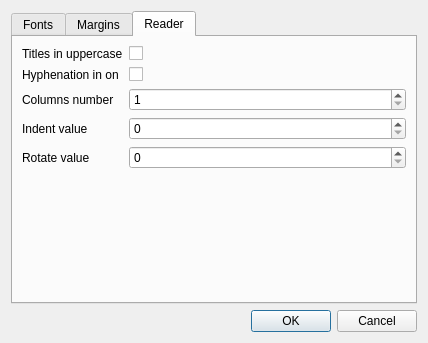
mityunin/bkreader, file src/booksettings.ui: the form before one commit.
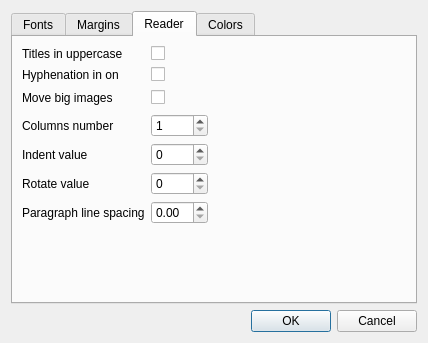
The form after the commit. The open tabs and pages were chosen to show the change.

```diff
--- a/src/booksettings.ui
+++ b/src/booksettings.ui
@@ -471,7 +471,7 @@
       <attribute name="title">
        <string>Reader</string>
       </attribute>
-      <layout class="QFormLayout" name="formLayout_2">
+      <layout class="QGridLayout" name="gridLayout_3">
        <item row="0" column="0">
         <widget class="QLabel" name="label_15">
          <property name="text">
@@ -479,6 +479,13 @@
          </property>
         </widget>
        </item>
+       <item row="0" column="1">
+        <widget class="QCheckBox" name="cbTitleInUppercase">
+         <property name="text">
+          <string/>
+         </property>
+        </widget>
+       </item>
        <item row="1" column="0">
         <widget class="QLabel" name="label_16">
          <property name="text">
@@ -486,42 +493,35 @@
          </property>
         </widget>
        </item>
+       <item row="1" column="1">
+        <widget class="QCheckBox" name="cbHyphsIsOn">
+         <property name="text">
+          <string/>
+         </property>
+        </widget>
+       </item>
        <item row="2" column="0">
+        <widget class="QLabel" name="label_21">
+         <property name="text">
+          <string>Move big images</string>
+         </property>
+        </widget>
+       </item>
+       <item row="2" column="1">
+        <widget class="QCheckBox" name="cbMoveBigImages">
+         <property name="text">
+          <string/>
+         </property>
+        </widget>
+       </item>
+       <item row="3" column="0">
         <widget class="QLabel" name="label_17">
          <property name="text">
           <string>Columns number</string>
          </property>
         </widget>
        </item>
-       <item row="3" column="0">
-        <widget class="QLabel" name="label_18">
-         <property name="text">
-          <string>Indent value</string>
-         </property>
-        </widget>
-       </item>
-       <item row="4" column="0">
-        <widget class="QLabel" name="label_19">
-         <property name="text">
-          <string>Rotate value</string>
-         </property>
-        </widget>
-       </item>
-       <item row="0" column="1">
-        <widget class="QCheckBox" name="cbTitleInUppercase">
-         <property name="text">
-          <string/>
-         </property>
-        </widget>
-       </item>
-       <item row="1" column="1">
-        <widget class="QCheckBox" name="cbHyphsIsOn">
-         <property name="text">
-          <string/>
-         </property>
-        </widget>
-       </item>
-       <item row="2" column="1">
+       <item row="3" column="1">
         <widget class="QSpinBox" name="sbColumnsNum">
          <property name="minimum">
           <number>1</number>
@@ -531,13 +531,159 @@
          </property>
         </widget>
        </item>
-       <item row="3" column="1">
+       <item row="4" column="0">
+        <widget class="QLabel" name="label_18">
+         <property name="text">
+          <string>Indent value</string>
+         </property>
+        </widget>
+       </item>
+       <item row="4" column="1">
         <widget class="QSpinBox" name="sbIndentValue"/>
        </item>
-       <item row="4" column="1">
+       <item row="5" column="0">
+        <widget class="QLabel" name="label_19">
+         <property name="text">
+          <string>Rotate value</string>
+         </property>
+        </widget>
+       </item>
+       <item row="5" column="1">
         <widget class="QSpinBox" name="sbRotateValue">
          <property name="maximum">
           <number>2</number>
+         </property>
+        </widget>
+       </item>
+       <item row="2" column="2">
+        <spacer name="horizontalSpacer_2">
+         <property name="orientation">
+          <enum>Qt::Horizontal</enum>
+         </property>
+         <property name="sizeHint" stdset="0">
+          <size>
+           <width>40</width>
+           <height>20</height>
+          </size>
+         </property>
+        </spacer>
+       </item>
+       <item row="7" column="1">
+        <spacer name="verticalSpacer_2">
+         <property name="orientation">
+          <enum>Qt::Vertical</enum>
+         </property>
+         <property name="sizeHint" stdset="0">
+          <size>
+           <width>20</width>
+           <height>40</height>
+          </size>
+         </property>
+        </spacer>
+       </item>
+       <item row="6" column="0">
+        <widget class="QLabel" name="label_25">
+         <property name="text">
+          <string>Paragraph line spacing</string>
+         </property>
+        </widget>
+       </item>
+       <item row="6" column="1">
+        <widget class="QDoubleSpinBox" name="sbParagraphLineSpacing"/>
+       </item>
+      </layout>
+     </widget>
+     <widget class="QWidget" name="colors_tab">
+      <attribute name="title">
+       <string>Colors</string>
+      </attribute>
+      <layout class="QGridLayout" name="gridLayout_2">
+       <item row="0" column="0">
+        <widget class="QLabel" name="label_22">
+         <property name="text">
+          <string>Paragraph text</string>
+         </property>
+        </widget>
+       </item>
+       <item row="0" column="1">
+        <widget class="QLineEdit" name="editParagraphColor">
+         <property name="readOnly">
+          <bool>true</bool>
+         </property>
+        </widget>
+       </item>
+       <item row="0" column="2">
+        <widget class="QPushButton" name="butParagraphColor">
+         <property name="text">
+          <string>Color</string>
+         </property>
+        </widget>
+       </item>
+       <item row="1" column="2">
+        <widget class="QPushButton" name="butBgColorFrom">
+         <property name="text">
+          <string>Color</string>
+         </property>
+        </widget>
+       </item>
+       <item row="1" column="1">
+        <widget class="QLineEdit" name="editBgColorFrom">
+         <property name="readOnly">
+          <bool>true</bool>
+         </property>
+        </widget>
+       </item>
+       <item row="1" column="0">
+        <widget class="QLabel" name="label_23">
+         <property name="text">
+          <string>Background gradient from</string>
+         </property>
+        </widget>
+       </item>
+       <item row="3" column="1">
+        <spacer name="verticalSpacer">
+         <property name="orientation">
+          <enum>Qt::Vertical</enum>
+         </property>
+         <property name="sizeHint" stdset="0">
+          <size>
+           <width>20</width>
+           <height>40</height>
+          </size>
+         </property>
+        </spacer>
+       </item>
+       <item row="0" column="3">
+        <spacer name="horizontalSpacer">
+         <property name="orientation">
+          <enum>Qt::Horizontal</enum>
+         </property>
+         <property name="sizeHint" stdset="0">
+          <size>
+           <width>40</width>
+           <height>20</height>
+          </size>
+         </property>
+        </spacer>
+       </item>
+       <item row="2" column="2">
+        <widget class="QPushButton" name="butBgColorTo">
+         <property name="text">
+          <string>Color</string>
+         </property>
+        </widget>
+       </item>
+       <item row="2" column="1">
+        <widget class="QLineEdit" name="editBgColorTo">
+         <property name="readOnly">
+          <bool>true</bool>
+         </property>
+        </widget>
+       </item>
+       <item row="2" column="0">
+        <widget class="QLabel" name="label_24">
+         <property name="text">
+          <string>Background gradient to</string>
          </property>
         </widget>
        </item>
```
Left out of the diff: 33 changed lines with no effect on the pictures.
